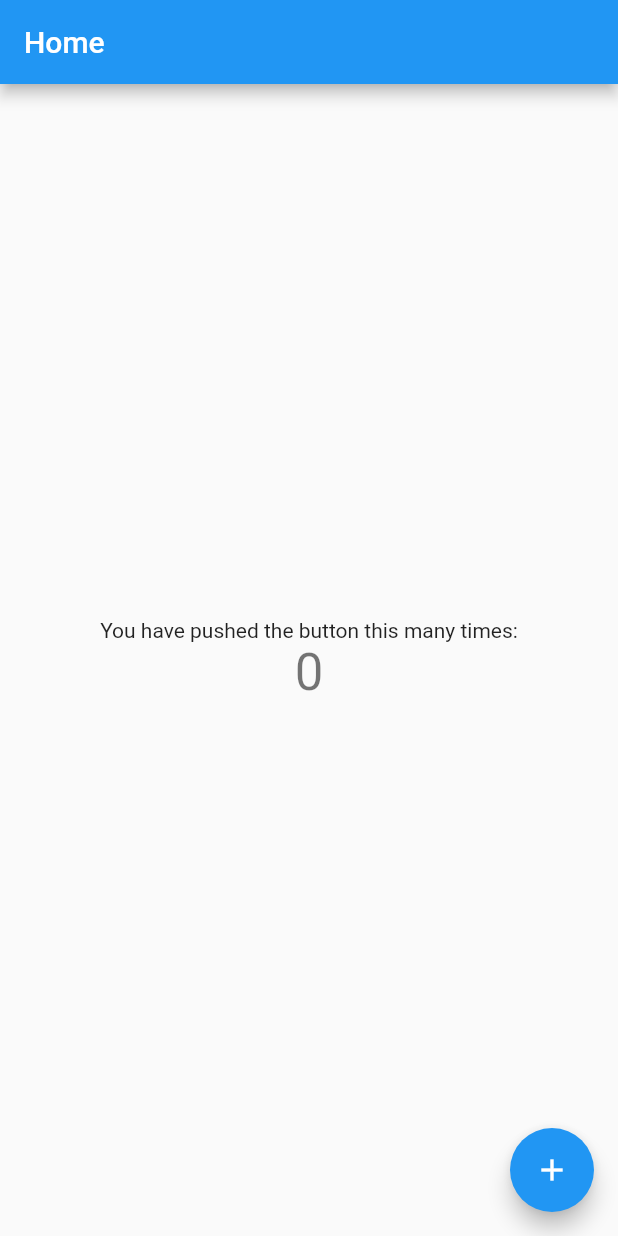
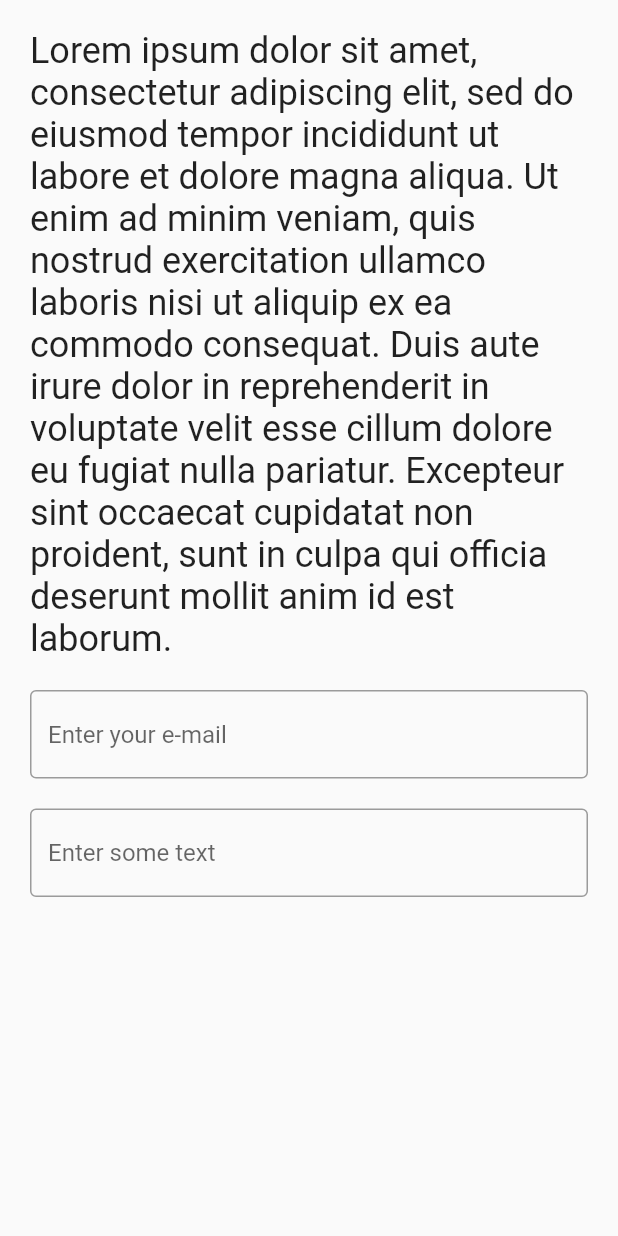
Before and after one commit to Por-Um-Futuro-Diferente/pufd_rato_website, a Flutter app: the screen it shows after launch, on a phone screen of 412 x 824 dp. Run offline on Flutter 3.47's test engine with Material 2 defaults, Android fonts, the phone set to English and light mode, and no system bars.

Commit message:
i created a contacts page

```diff
--- a/lib/ui/pages/contacts/contacts_pages.dart
+++ b/lib/ui/pages/contacts/contacts_pages.dart
@@ -11,38 +11,37 @@
 }
 
 class _ContactsPageState extends State<ContactsPage> {
-  int _counter = 0;
-
-  void _incrementCounter() {
-    setState(() {
-      _counter++;
-    });
-  }
-
   @override
   Widget build(BuildContext context) {
     return Scaffold(
-      appBar: AppBar(
-        title: Text(widget.title),
-      ),
-      body: Center(
-        child: Column(
-          mainAxisAlignment: MainAxisAlignment.center,
-          children: <Widget>[
-            const Text(
-              'You have pushed the button this many times:',
+      body: Container(
+        child: SafeArea(
+          child: Padding(
+            padding: const EdgeInsets.all(20.0),
+            child: Column(
+              children: [
+                Text(
+                  "Lorem ipsum dolor sit amet, consectetur adipiscing elit, sed do eiusmod tempor incididunt ut labore et dolore magna aliqua. Ut enim ad minim veniam, quis nostrud exercitation ullamco laboris nisi ut aliquip ex ea commodo consequat. Duis aute irure dolor in reprehenderit in voluptate velit esse cillum dolore eu fugiat nulla pariatur. Excepteur sint occaecat cupidatat non proident, sunt in culpa qui officia deserunt mollit anim id est laborum. ",
+                  style: TextStyle(fontSize: 24),
+                ),
+                SizedBox(width: 200.0, height: 20.0),
+                TextField(
+                  decoration: InputDecoration(
+                    border: OutlineInputBorder(),
+                    hintText: 'Enter your e-mail',
+                  ),
+                ),
+                SizedBox(width: 200.0, height: 20.0),
+                TextField(
+                  decoration: InputDecoration(
+                    border: OutlineInputBorder(),
+                    hintText: 'Enter some text',
+                  ),
+                ),
+              ],
             ),
-            Text(
-              '$_counter',
-              style: Theme.of(context).textTheme.headline4,
-            ),
-          ],
+          ),
         ),
-      ),
-      floatingActionButton: FloatingActionButton(
-        onPressed: _incrementCounter,
-        tooltip: 'Increment',
-        child: const Icon(Icons.add),
       ),
     );
   }
```
